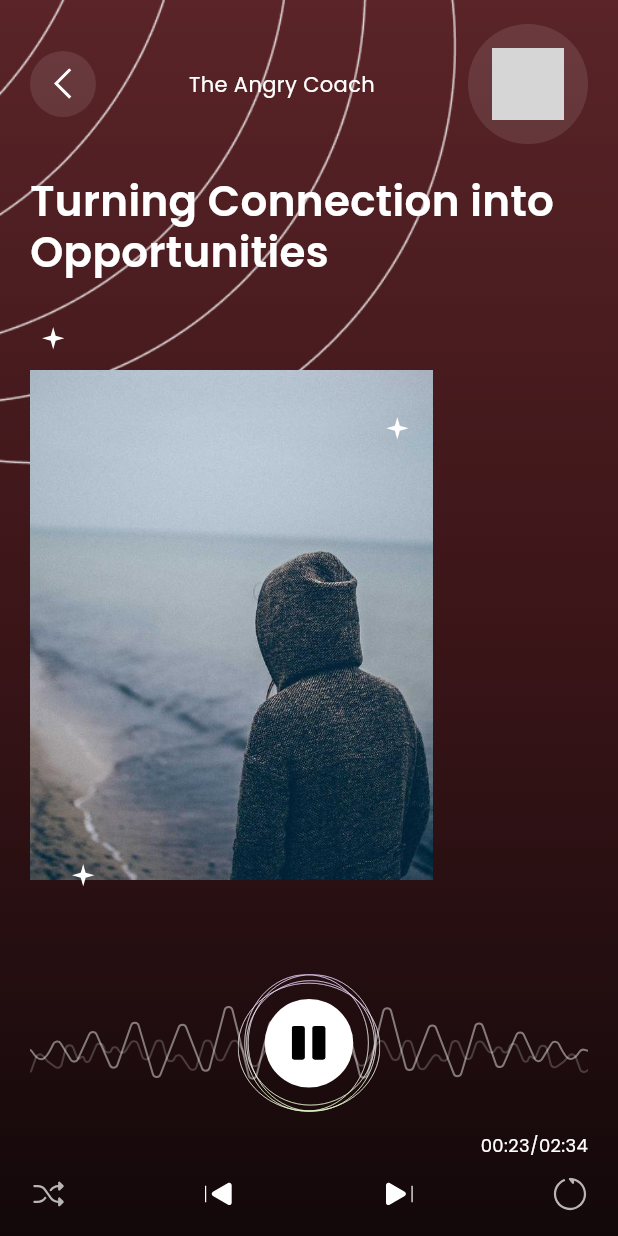
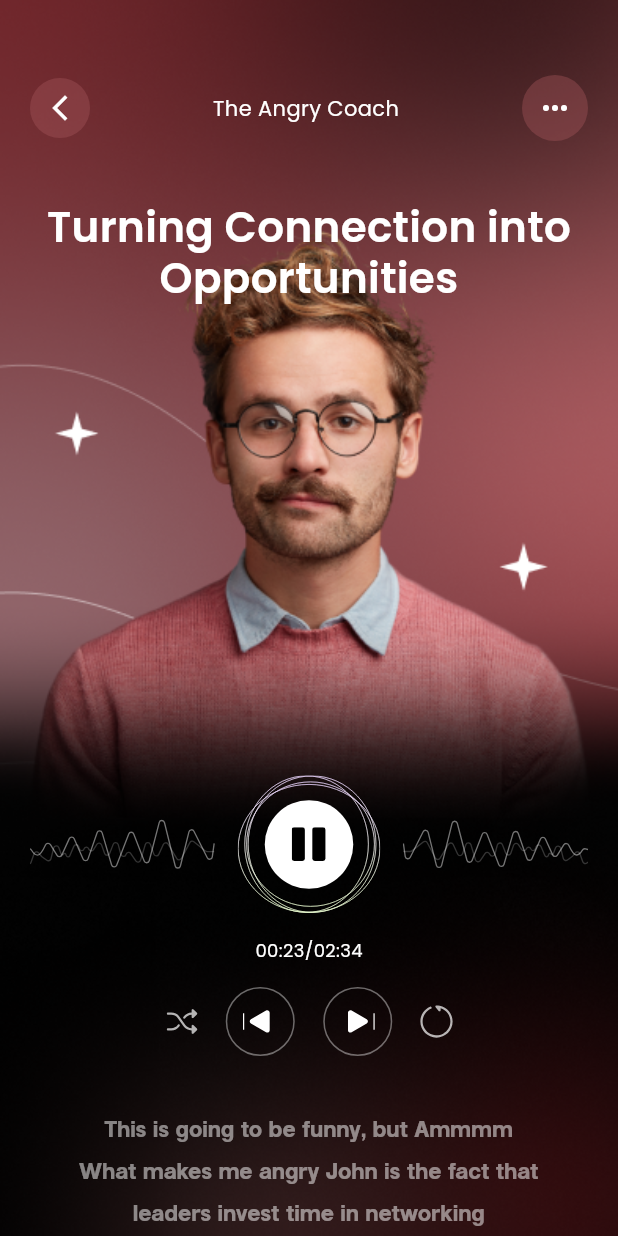
Before and after one commit to SherazAli-67/podcast_ui, a Flutter app: the PlayerScreen screen opened by its route, on a phone screen of 412 x 824 dp. Run offline on Flutter 3.47's test engine with Material 3 defaults, Android fonts, the light colour scheme and no system bars; our stand-ins replace flutter_svg, go_router; grey boxes are pictures that could not be loaded.

Commit message:
Podcast App - Player Screen UI completed

```diff
--- a/lib/constants/string_const.dart
+++ b/lib/constants/string_const.dart
@@ -14,4 +14,8 @@ class StringConst {
   static const categoryFriends = 'Friends';
   static const categoryFeelings = 'Feelings';
   static const timeSeparator = '/';
+
+  static const playerScreenSubtitles = '''This is going to be funny, but Ammmm
+What makes me angry John is the fact that
+leaders invest time in networking ''';
 }
--- a/lib/core/app_colors.dart
+++ b/lib/core/app_colors.dart
@@ -17,4 +17,5 @@ class AppColors {
   static const transparentColor = Color(0x00000000);
   static const gradientColor = Color(0xffB05D61);
   static const chipUnSelectedLabelColor = Color(0xffFFEFF0);
+  static const pinkBgColor = Color(0xffA4555A);
 }
--- a/lib/core/asset_res.dart
+++ b/lib/core/asset_res.dart
@@ -26,4 +26,6 @@ class AssetRes {
   static const decoratedBanner = 'assets/images/decorated_banner.png';
   static const nickImg = 'assets/images/nick_img.png';
   static const johnImg = 'assets/images/john_img.png';
+  static const playerScreenBgImg = 'assets/images/player_screen_bg.png';
+  static const playerScreenUserImg = 'assets/images/player_screen_img.png';
 }
--- a/lib/presentation/screens/player_screen.dart
+++ b/lib/presentation/screens/player_screen.dart
@@ -1,14 +1,11 @@
 import 'package:flutter/material.dart';
 import 'package:flutter_svg/flutter_svg.dart';
-import 'package:go_router/go_router.dart';
 import 'package:podcast_ui/constants/number_constant.dart';
 import 'package:podcast_ui/constants/string_const.dart';
 import 'package:podcast_ui/core/app_colors.dart';
 import 'package:podcast_ui/core/app_data.dart';
 import 'package:podcast_ui/core/app_textstyles.dart';
 import 'package:podcast_ui/core/asset_res.dart';
-import 'package:podcast_ui/core/models/podcast_show.dart';
-import 'package:podcast_ui/routing/router.dart';
 
 class PlayerScreen extends StatefulWidget {
   const PlayerScreen({super.key, this.showId});
@@ -28,137 +25,55 @@ class _PlayerScreenState extends State<PlayerScreen> {
     return Scaffold(
       backgroundColor: AppColors.gradientBottomColor,
       body: Stack(
+        alignment: .center,
         fit: .expand,
         children: [
-          _buildBackground(),
-          SafeArea(
-            child: Padding(
-              padding: .fromLTRB(
-                NumberConstant.horizontalPadding,
-                NumberConstant.screenTopPadding,
-                NumberConstant.horizontalPadding,
-                NumberConstant.screenTopPadding,
+          Image.asset(AssetRes.playerScreenBgImg, fit: .cover,),
+          Positioned(
+            top: 50,
+            left: 20,
+            right: 20,
+            child: Column(
+              spacing: 40,
+              children: [
+                Row(
+                  mainAxisAlignment: .spaceBetween,
+                  children: [
+                    Container(
+                      decoration: BoxDecoration(
+                        shape: .circle,
+                        color: AppColors.pinkBgColor.withValues(alpha: 0.4)
                       ),
-              child: Column(
-                crossAxisAlignment: .start,
-                spacing: NumberConstant.sectionSpacing,
-                children: [
-                  _buildHeader(show),
-                  Text(show.episodeTitle, style: AppTextStyles.episodeTitle,),
-                  Expanded(child: _buildArtwork(show)),
-                  _buildPlayerControls(show),
+                      padding: .all(10),
+                      child: Icon(Icons.arrow_back_ios_new, size: 20,),
+                    ),
+                    Text(show.title, style: AppTextStyles.playerShowTitle, textAlign: .center,),
+                    Container(
+                      decoration: BoxDecoration(
+                          shape: .circle,
+                          color: AppColors.pinkBgColor.withValues(alpha: 0.4)
+                      ),
+                      padding: .all(10),
+                      child: Icon(Icons.more_horiz)
+                    ),
+                  ],
+                ),
+                Text(show.episodeTitle, style: AppTextStyles.episodeTitle, textAlign: .center,)
               ],
             ),
           ),
-          ),
-        ],
-      ),
-    );
-  }
 
-  Widget _buildBackground() {
-    return const Stack(
-      fit: .expand,
-      children: [
-        DecoratedBox(
-          decoration: BoxDecoration(
-            gradient: LinearGradient(
-              begin: .topCenter,
-              end: .bottomCenter,
-              colors: [
-                AppColors.gradientTopColor,
-                AppColors.backgroundColor,
-                AppColors.gradientBottomColor,
-              ],
-            ),
-          ),
-        ),
-        Align(
-          alignment: .topLeft,
-          child: ColorFiltered(
-            colorFilter: ColorFilter.matrix(<double>[
-              1, 0, 0, 0, 0,
-              0, 1, 0, 0, 0,
-              0, 0, 1, 0, 0,
-              0, 0, 0, 10, 0,
-            ]),
-            child: Image(
-              image: AssetImage(AssetRes.welcomePageHeaderRings),
-              fit: .contain,
-            ),
-          ),
-        ),
-      ],
-    );
-  }
-
-  Widget _buildHeader(PodcastShow show) {
-    return Row(
-      children: [
-        _buildCircleButton(
-          icon: AssetRes.icArrowBack,
-          onTap: () => context.canPop() ? context.pop() : context.go(NamedRoutes.home.routeName),
-        ),
-        Expanded(child: Text(show.title, style: AppTextStyles.playerShowTitle, textAlign: .center,)),
-        _buildCircleButton(icon: AssetRes.icMore, onTap: () {}),
-      ],
-    );
-  }
-
-  Widget _buildCircleButton({required String icon, required VoidCallback onTap}) {
-    return GestureDetector(
-      onTap: onTap,
-      child: DecoratedBox(
-        decoration: BoxDecoration(
-          color: AppColors.whiteColor.withValues(alpha: 0.1),
-          shape: .circle,
-        ),
-        child: Padding(
-          padding: .all(NumberConstant.playerIconPadding),
-          child: SvgPicture.asset(icon,),
-        ),
-      ),
-    );
-  }
-
-  Widget _buildArtwork(PodcastShow show) {
-    return Stack(
-      alignment: .center,
-      children: [
-        Image.asset(show.coverImage, height: NumberConstant.playerArtworkHeight, fit: .contain,),
-        const Positioned(top: 12, left: 8, child: _PlayerStar()),
-        const Positioned(top: 72, right: 16, child: _PlayerStar()),
-        const Positioned(bottom: 36, left: 28, child: _PlayerStar()),
-      ],
-    );
-  }
-
-  Widget _buildPlayerControls(PodcastShow show) {
-    return Column(
-      spacing: NumberConstant.itemSpacing,
-      children: [
-        _buildWaveControl(),
-        Align(
-          alignment: .centerRight,
-          child: Text('${show.currentTime}${StringConst.timeSeparator}${show.duration}', style: AppTextStyles.timeLabel,),
-        ),
-        _buildTransportRow(),
-      ],
-    );
-  }
-
-  Widget _buildWaveControl() {
-    return SizedBox(
-      height: NumberConstant.playRingHeight,
-      child: Stack(
-        alignment: .center,
+          Positioned(
+              bottom: 120,
+              left: 20,
+              right: 20,
+              child: Column(
+                spacing: 16,
                 children: [
                   Row(
+                    spacing: 15,
                     children: [
-              Expanded(child: SvgPicture.asset(AssetRes.icLeftSideWaves, fit: .fitWidth,),),
-              Expanded(child: SvgPicture.asset(AssetRes.icRightSideWaves, fit: .fitWidth,),),
-            ],
-          ),
+                      Expanded(child: SvgPicture.asset(AssetRes.icLeftSideWaves)),
                       GestureDetector(
                         onTap: () => setState(() => _isPlaying = !_isPlaying),
                         child: Stack(
@@ -181,29 +96,49 @@ class _PlayerScreenState extends State<PlayerScreen> {
                           ],
                         ),
                       ),
+                      Expanded(child: SvgPicture.asset(AssetRes.icRightSideWaves)),
+
                     ],
                   ),
-    );
-  }
+                  Align(
+                    alignment: .center,
+                    child: Text('${show.currentTime}${StringConst.timeSeparator}${show.duration}', style: AppTextStyles.timeLabel,),
+                  ),
+                  Row(
+                    mainAxisSize: .min,
+                    mainAxisAlignment: .center,
+                    spacing: 16,
+                    children: [
+                      SvgPicture.asset(AssetRes.icShuffle),
+                      Container(
+                        decoration: BoxDecoration(
+                          border: .all(color: Colors.white.withValues(alpha: 0.4)),
+                          shape: .circle
+                        ),
+                        padding: .all(12),
+                        child: SvgPicture.asset(AssetRes.icPrevious),
+                      ),
+                      Container(
+                        decoration: BoxDecoration(
+                            border: .all(color: Colors.white.withValues(alpha: 0.4)),
+                            shape: .circle
+                        ),
+                        padding: .all(12),
+                        child: SvgPicture.asset(AssetRes.icNext),
+                      ),
+                      SvgPicture.asset(AssetRes.icRepeat),
 
-  Widget _buildTransportRow() {
-    return Row(
-      mainAxisAlignment: .spaceBetween,
-      children: [
-        SvgPicture.asset(AssetRes.icShuffle,),
-        SvgPicture.asset(AssetRes.icPrevious,),
-        SvgPicture.asset(AssetRes.icNext,),
-        SvgPicture.asset(AssetRes.icRepeat,),
                     ],
+                  ),
+                ],
+              )),
+          Positioned(
+              left: 50,
+              right: 50,
+              bottom: 0,
+              child: Text(StringConst.playerScreenSubtitles, textAlign: .center, style: AppTextStyles.playerShowTitle.copyWith(color: Colors.white.withValues(alpha: 0.5,), height: 2, fontFamily: StringConst.heloTypeFontFamily),))
+        ],
+      )
     );
   }
 }
-
-class _PlayerStar extends StatelessWidget {
-  const _PlayerStar();
-
-  @override
-  Widget build(BuildContext context) {
-    return SvgPicture.asset(AssetRes.icStar,);
-  }
-}
```
Also changed, not shown: assets/images/player_screen_bg.png (added), assets/images/player_screen_img.png (added). Lines whose indentation alone changed are shown as unchanged.
